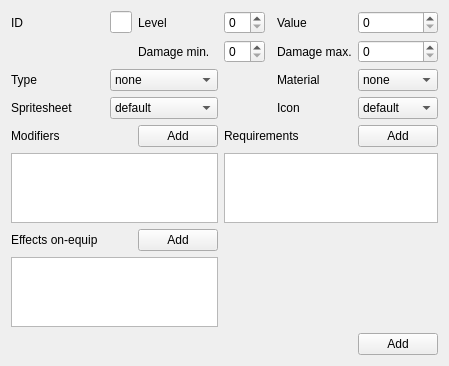
The window that src/ui/forms/armorseditorwidget.ui (Isangeles/DragonCreator) describes before a commit, drawn with Qt 5.
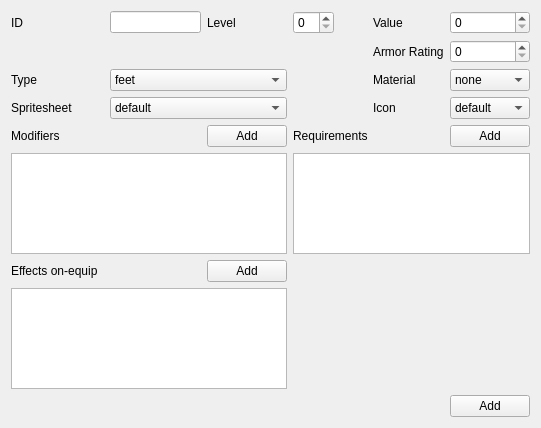
The same window after the commit.

Commit message: Armor editor widget connected to armors editor

The edit to the form file:
```diff
--- a/src/ui/forms/armorseditorwidget.ui
+++ b/src/ui/forms/armorseditorwidget.ui
@@ -6,8 +6,8 @@
    <rect>
     <x>0</x>
     <y>0</y>
-    <width>400</width>
-    <height>300</height>
+    <width>541</width>
+    <height>428</height>
    </rect>
   </property>
   <property name="windowTitle">
@@ -28,13 +28,6 @@
      </property>
     </widget>
    </item>
-   <item row="1" column="5">
-    <widget class="QLabel" name="damageMinLabel">
-     <property name="text">
-      <string>Damage min.</string>
-     </property>
-    </widget>
-   </item>
    <item row="6" column="2">
     <widget class="QLabel" name="effectsEqLabel">
      <property name="text">
@@ -42,9 +35,6 @@
      </property>
     </widget>
    </item>
-   <item row="1" column="6">
-    <widget class="QSpinBox" name="damageMinSpinBox"/>
-   </item>
    <item row="0" column="6">
     <widget class="QSpinBox" name="levelSpinBox"/>
    </item>
@@ -119,7 +109,27 @@
     <widget class="QComboBox" name="typeComboBox">
      <item>
       <property name="text">
-       <string>none</string>
+       <string>feet</string>
+      </property>
+     </item>
+     <item>
+      <property name="text">
+       <string>hands</string>
+      </property>
+     </item>
+     <item>
+      <property name="text">
+       <string>off-hand</string>
+      </property>
+     </item>
+     <item>
+      <property name="text">
+       <string>chest</string>
+      </property>
+     </item>
+     <item>
+      <property name="text">
+       <string>head</string>
       </property>
      </item>
     </widget>
@@ -139,7 +149,7 @@
    <item row="1" column="8">
     <widget class="QLabel" name="damageMaxLabel">
      <property name="text">
-      <string>Damage max.</string>
+      <string>Armor Rating</string>
      </property>
     </widget>
    </item>
```
Left out of the diff: 4 changed lines with no effect on the pictures. The commit also changes 7 other files.
